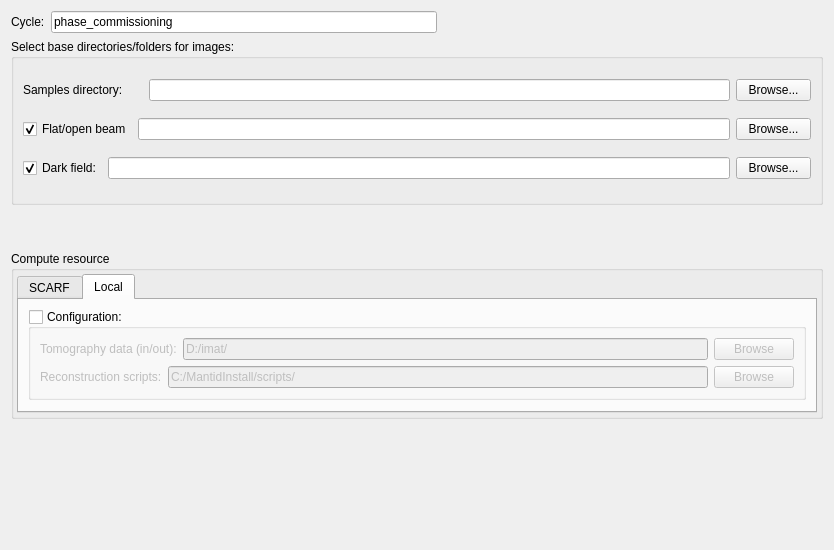
Old version of the form MantidQt/CustomInterfaces/inc/MantidQtCustomInterfaces/Tomography/TomographyIfaceQtTabSetup.ui in the repository mantidproject/mantid.
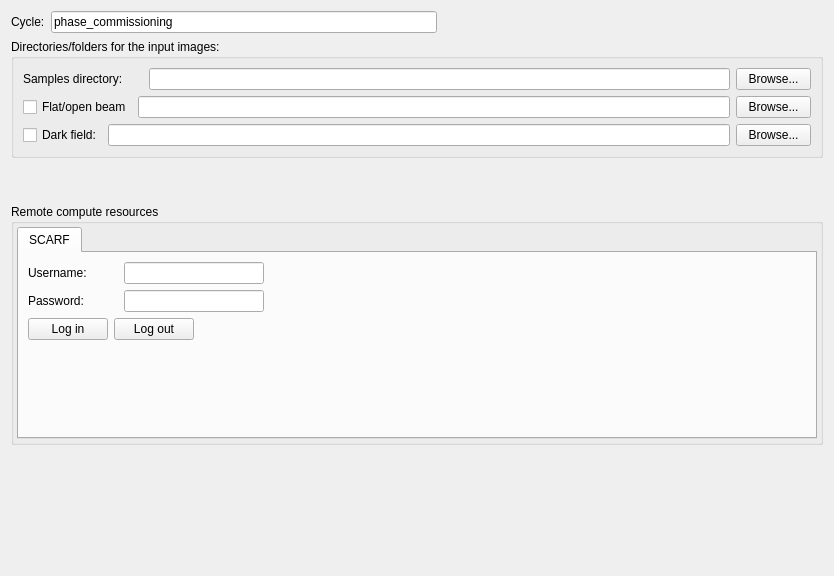
New version of the form. The open tabs and pages were chosen to show the change.

```diff
--- a/MantidQt/CustomInterfaces/inc/MantidQtCustomInterfaces/Tomography/TomographyIfaceQtTabSetup.ui
+++ b/MantidQt/CustomInterfaces/inc/MantidQtCustomInterfaces/Tomography/TomographyIfaceQtTabSetup.ui
@@ -10,7 +10,7 @@
     <x>0</x>
     <y>0</y>
     <width>834</width>
-    <height>550</height>
+    <height>576</height>
    </rect>
   </property>
   <layout class="QGridLayout" name="gridLayout_7">
@@ -19,7 +19,7 @@
      <property name="sizePolicy">
       <sizepolicy hsizetype="Preferred" vsizetype="Preferred">
        <horstretch>0</horstretch>
-       <verstretch>1</verstretch>
+       <verstretch>0</verstretch>
       </sizepolicy>
      </property>
      <property name="minimumSize">
@@ -29,7 +29,7 @@
       </size>
      </property>
      <property name="title">
-      <string>Select base directories/folders for images:</string>
+      <string>Directories/folders for the input images:</string>
      </property>
      <layout class="QGridLayout" name="gridLayout_3">
       <item row="2" column="0">
@@ -39,9 +39,6 @@
           <property name="text">
            <string>Dark field:</string>
           </property>
-          <property name="checked">
-           <bool>true</bool>
-          </property>
          </widget>
         </item>
         <item>
@@ -115,9 +112,6 @@
           <property name="text">
            <string>Flat/open beam</string>
           </property>
-          <property name="checked">
-           <bool>true</bool>
-          </property>
          </widget>
         </item>
         <item>
@@ -217,7 +211,7 @@
       </size>
      </property>
      <property name="title">
-      <string>Compute resource</string>
+      <string>Remote compute resources</string>
      </property>
      <layout class="QGridLayout" name="gridLayout_25">
       <property name="margin">
@@ -428,103 +422,6 @@
           </item>
          </layout>
         </widget>
-        <widget class="QWidget" name="tab_local">
-         <attribute name="title">
-          <string>Local</string>
-         </attribute>
-         <layout class="QGridLayout" name="gridLayout_28">
-          <item row="2" column="0">
-           <spacer name="verticalSpacer_9">
-            <property name="orientation">
-             <enum>Qt::Vertical</enum>
-            </property>
-            <property name="sizeHint" stdset="0">
-             <size>
-              <width>20</width>
-              <height>82</height>
-             </size>
-            </property>
-           </spacer>
-          </item>
-          <item row="1" column="0">
-           <widget class="QGroupBox" name="groupBox_5">
-            <property name="title">
-             <string>Configuration:</string>
-            </property>
-            <property name="checkable">
-             <bool>true</bool>
-            </property>
-            <property name="checked">
-             <bool>false</bool>
-            </property>
-            <layout class="QVBoxLayout" name="verticalLayout">
-             <item>
-              <layout class="QHBoxLayout" name="horizontalLayout_3">
-               <item>
-                <widget class="QLabel" name="label_out_dir">
-                 <property name="text">
-                  <string>Tomography data (in/out):</string>
-                 </property>
-                </widget>
-               </item>
-               <item>
-                <widget class="QLineEdit" name="lineEdit_local_out_recon_dir">
-                 <property name="sizePolicy">
-                  <sizepolicy hsizetype="Expanding" vsizetype="Fixed">
-                   <horstretch>1</horstretch>
-                   <verstretch>0</verstretch>
-                  </sizepolicy>
-                 </property>
-                 <property name="text">
-                  <string>D:/imat/</string>
-                 </property>
-                </widget>
-               </item>
-               <item>
-                <widget class="QPushButton" name="pushButton_in_out_dir">
-                 <property name="text">
-                  <string>Browse</string>
-                 </property>
-                </widget>
-               </item>
-              </layout>
-             </item>
-             <item>
-              <layout class="QHBoxLayout" name="horizontalLayout_4">
-               <item>
-                <widget class="QLabel" name="label_recon_scripts">
-                 <property name="text">
-                  <string>Reconstruction scripts:</string>
-                 </property>
-                </widget>
-               </item>
-               <item>
-                <widget class="QLineEdit" name="lineEdit_local_recon_scripts">
-                 <property name="sizePolicy">
-                  <sizepolicy hsizetype="Expanding" vsizetype="Fixed">
-                   <horstretch>1</horstretch>
-                   <verstretch>0</verstretch>
-                  </sizepolicy>
-                 </property>
-                 <property name="text">
-                  <string>C:/MantidInstall/scripts/</string>
-                 </property>
-                </widget>
-               </item>
-               <item>
-                <widget class="QPushButton" name="pushButton_recon_scripts_dir">
-                 <property name="text">
-                  <string>Browse</string>
-                 </property>
-                </widget>
-               </item>
-              </layout>
-             </item>
-            </layout>
-           </widget>
-          </item>
-         </layout>
-        </widget>
        </widget>
       </item>
      </layout>
```
Left out of the diff: 27 changed lines with no effect on the pictures.
